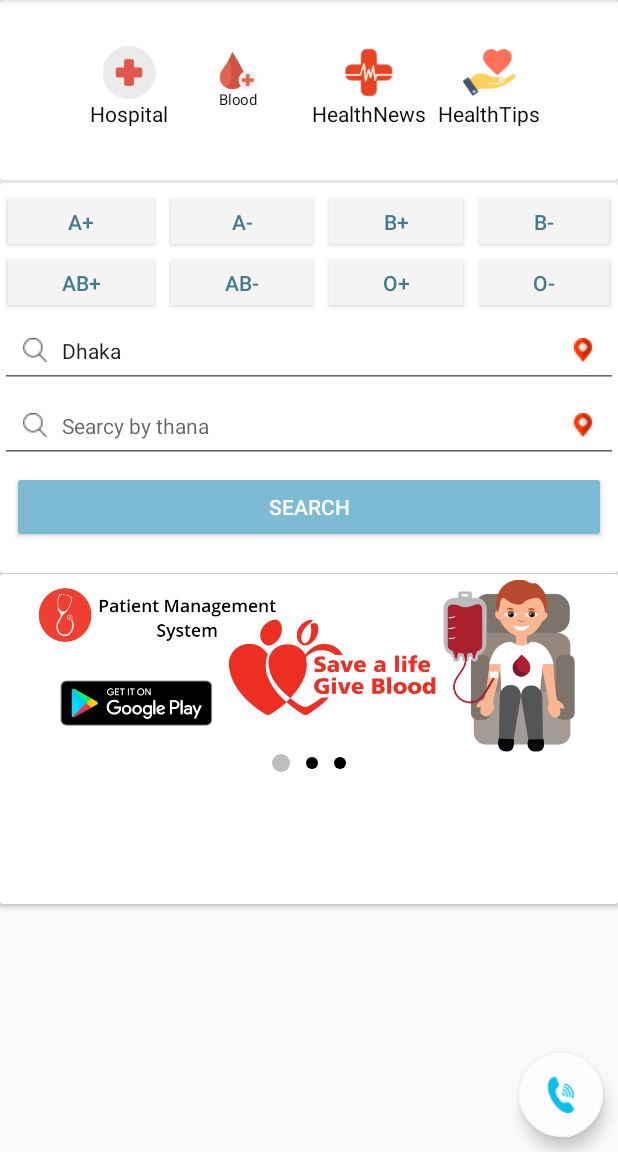
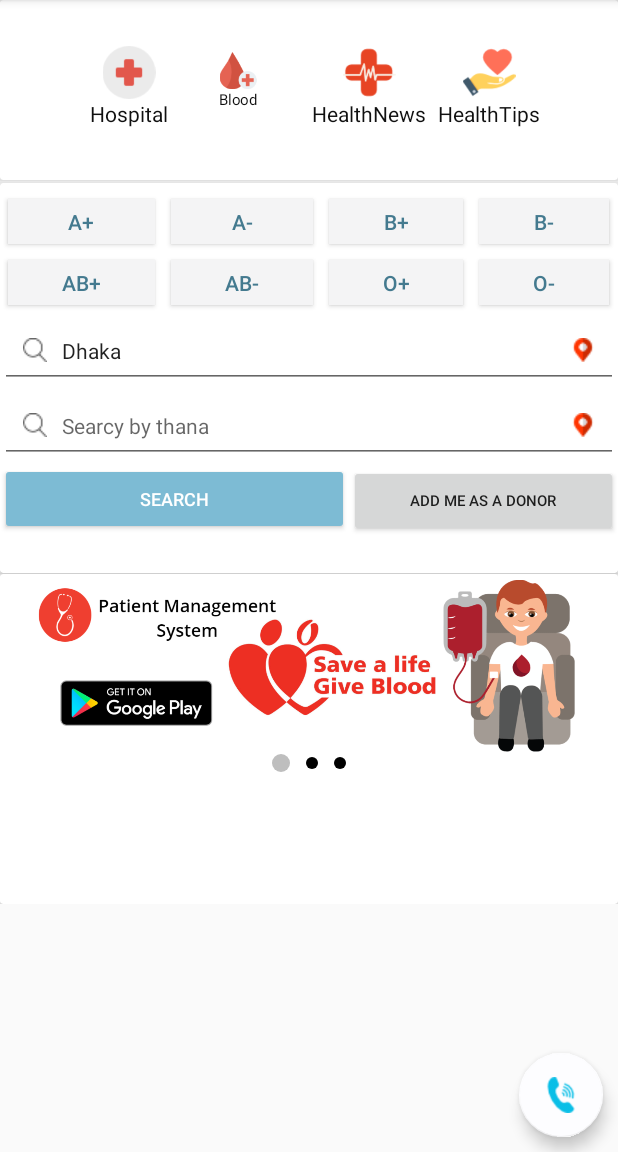
Before and after one commit to IshtiaqueRahmanTonmoy/iPMS, an Android app: the screen it shows after launch once a user with an empty profile is signed in (DashboardActivity), after a tap on "Blood", on a phone screen of 412 x 824 dp, the part 84-1236 px from its top. Run offline under Robolectric (Android 15) with nearby library versions, the light colour scheme and no system bars; our stand-ins replace Firebase (no records; nobody signed in at launch, a user with empty details on screens opened directly); libraries missing offline, so code that uses them is left out: com.firebase.client; Roboto replaces fonts that are not available here; 1 other tap on this screen came first.

Commit message:
new commit

```diff
--- a/src/main/java/patient/patientmanagement/pms/AppoinmentBooking.java
+++ b/src/main/java/patient/patientmanagement/pms/AppoinmentBooking.java
@@ -9,6 +9,7 @@ import android.os.Bundle;
 import android.util.Log;
 import android.view.Menu;
 import android.view.MenuItem;
+import android.widget.Button;
 import android.widget.TextView;
 
 import com.google.firebase.database.DataSnapshot;
@@ -21,6 +22,7 @@ import java.text.ParseException;
 import java.util.Calendar;
 import java.util.Date;
 import java.text.SimpleDateFormat;
+import java.util.Locale;
 
 import patient.patientmanagement.pms.adapter.ConfirmAdapter;
 import patient.patientmanagement.pms.adapter.ShadowTransformer;
@@ -30,7 +32,7 @@ public class AppoinmentBooking extends AppCompatActivity {
 
     ConfirmAdapter pagerAdapter;
     ShadowTransformer fragmentCardShadowTransformer;
-    TextView location,datetxt,time,name,shortdescription;
+    TextView location,datetxt,time,name,shortdescription,bookappoint;
     String currentime,newtime;
     String format,id,dateTime;
     String dates,month,year,monthformat,dayformat,serialNo,hosptialid,appoinmentTime,timeappoinment;
@@ -46,6 +48,7 @@ public class AppoinmentBooking extends AppCompatActivity {
     String fromonlydistrict,idvalrecondoctor,strDateFormat,strfullFormat,strDateFormats,names,description,speciality,education,idvalrecong,idvalrecongd;
     private String fromonlydistrictandhos;
     private String doctorlist;
+    private Button rightarrow,leftarrow;
 
     int District,DistrictAndHos,DistrictHosSpeciality;
 
@@ -101,6 +104,15 @@ public class AppoinmentBooking extends AppCompatActivity {
         time = (TextView) findViewById(R.id.time);
         name = (TextView) findViewById(R.id.name);
         shortdescription = (TextView) findViewById(R.id.short_description);
+        bookappoint = (TextView) findViewById(R.id.bookappoinment);
+
+        leftarrow = (Button) findViewById(R.id.leftArrow);
+        rightarrow = (Button) findViewById(R.id.rightArrow);
+
+        SimpleDateFormat parseFormat = new SimpleDateFormat("E MMMM dd,yyyy");
+        Date datev =new Date();
+        String s = parseFormat.format(datev);
+        bookappoint.setText(s);
 
         Bundle extras = getIntent().getExtras();
 
@@ -143,9 +155,6 @@ public class AppoinmentBooking extends AppCompatActivity {
             Log.d("idhosptial",fromonlydistrictandhos);
 
         }
-
-
-
     }
 
     @Override
--- a/src/main/java/patient/patientmanagement/pms/BloodDonorActivity.java
+++ b/src/main/java/patient/patientmanagement/pms/BloodDonorActivity.java
@@ -10,6 +10,8 @@ import android.support.annotation.NonNull;
 import android.support.v7.app.AppCompatActivity;
 import android.os.Bundle;
 import android.util.Log;
+import android.view.Menu;
+import android.view.MenuItem;
 import android.view.View;
 import android.widget.ArrayAdapter;
 import android.widget.Button;
@@ -214,6 +216,36 @@ public class BloodDonorActivity extends AppCompatActivity {
                 }
 
         });
+    }
+
+    @Override
+    public boolean onCreateOptionsMenu(Menu menu) {
+        // Inflate the menu; this adds items to the action bar if it is present.
+        getMenuInflater().inflate(R.menu.dashboard, menu);
+        return true;
+    }
+
+    @Override
+    public boolean onOptionsItemSelected(MenuItem item) {
+        // Handle action bar item clicks here. The action bar will
+        // automatically handle clicks on the Home/Up button, so long
+        // as you specify a parent activity in AndroidManifest.xml.
+
+        int id = item.getItemId();
+
+        //Toast.makeText(this, ""+idvalrecong, Toast.LENGTH_SHORT).show();
+
+        if(id == android.R.id.home){
+
+            Intent intent = new Intent(BloodDonorActivity.this,DashboardActivity.class);
+            intent.putExtra("district",district);
+            //intent.putExtra("hospital",hospital);
+            //intent.putExtra("doctorlist",doctorlist);
+            startActivity(intent);
+        }
+
+
+        return super.onOptionsItemSelected(item);
     }
 
     private void getDistrict() {
--- a/src/main/java/patient/patientmanagement/pms/DashboardActivity.java
+++ b/src/main/java/patient/patientmanagement/pms/DashboardActivity.java
@@ -12,6 +12,7 @@ import android.net.NetworkInfo;
 import android.net.Uri;
 import android.net.wifi.WifiManager;
 import android.os.Bundle;
+import android.provider.Settings;
 import android.support.constraint.ConstraintLayout;
 import android.support.design.widget.CoordinatorLayout;
 import android.support.design.widget.FloatingActionButton;
@@ -285,8 +286,11 @@ public class DashboardActivity extends AppCompatActivity
                         @Override
                         public void onClick(View view) {
                             showProcessDialog();
-                            WifiManager wifi = (WifiManager) getSystemService(Context.WIFI_SERVICE);
-                            wifi.setWifiEnabled(true);
+
+                            //WifiManager wifi = (WifiManager) getSystemService(Context.WIFI_SERVICE);
+                            //wifi.setWifiEnabled(true);
+
+                            startActivityForResult(new Intent(android.provider.Settings.ACTION_SETTINGS), 0);
 
                             mCardAdapter = new CardPagerAdapter(DashboardActivity.this);
                             mCardAdapter.addCardItem(new CardItem(R.string.title_1, R.string.text_1));
@@ -308,36 +312,6 @@ public class DashboardActivity extends AppCompatActivity
             textView.setTextColor(Color.YELLOW);
 
             snackbar.show();
-            /*
-            AlertDialog.Builder builder = new AlertDialog.Builder(
-                    DashboardActivity.this);
-            builder.setMessage("Internet Connection Required")
-                    .setCancelable(false)
-                    .setPositiveButton("Retry",
-                            new DialogInterface.OnClickListener() {
-                                public void onClick(
-                                        DialogInterface dialog,
-                                        int id) {
-
-                                    WifiManager wifi = (WifiManager) getSystemService(Context.WIFI_SERVICE);
-                                    wifi.setWifiEnabled(true);
-
-                                    showProcessDialog();
-                                    // Restart the activity
-                                    mCardAdapter = new CardPagerAdapter(DashboardActivity.this);
-                                    mCardAdapter.addCardItem(new CardItem(R.string.title_1, R.string.text_1));
-                                    mCardShadowTransformer = new ShadowTransformer(mViewPager, mCardAdapter);
-
-                                    mViewPager.setAdapter(mCardAdapter);
-                                    mViewPager.setPageTransformer(false, mCardShadowTransformer);
-                                    mViewPager.setOffscreenPageLimit(3);
-                                    progressDialog.dismiss();
-                                }
-
-                            });
-            AlertDialog alert = builder.create();
-            alert.show();
-            */
         }
     }
 
--- a/src/main/java/patient/patientmanagement/pms/adapter/CardPagerAdapterBlood.java
+++ b/src/main/java/patient/patientmanagement/pms/adapter/CardPagerAdapterBlood.java
@@ -50,7 +50,7 @@ public class CardPagerAdapterBlood extends PagerAdapter implements CardAdapter {
     DatabaseReference myRefThana = database.getReference("thana");
     Context context = null;
     EditText districtEditView;
-    Button btnSearch;
+    Button btnSearch,btnBloodDonor;
     AutoCompleteTextView thanaEditView;
     ArrayAdapter<String> adapterThana;
     Button btnBlood1;
@@ -127,6 +127,14 @@ public class CardPagerAdapterBlood extends PagerAdapter implements CardAdapter {
         thanaEditView = (AutoCompleteTextView) view.findViewById(R.id.et_thana);
         btnSearch = (Button) view.findViewById(R.id.btn_search);
 
+        btnBloodDonor = (Button) view.findViewById(R.id.bloodonor);
+        btnBloodDonor.setOnClickListener(new View.OnClickListener() {
+            @Override
+            public void onClick(View view) {
+                Intent intent = new Intent(view.getContext(),BloodDonorActivity.class);
+                view.getContext().startActivity(intent);
+            }
+        });
         districtEditView.setText("Dhaka");
 
         btnBlood1 = (Button) view.findViewById(R.id.bloodButton1);
@@ -137,6 +145,8 @@ public class CardPagerAdapterBlood extends PagerAdapter implements CardAdapter {
         btnBlood6 = (Button) view.findViewById(R.id.bloodButton6);
         btnBlood7 = (Button) view.findViewById(R.id.bloodButton7);
         btnBlood8 = (Button) view.findViewById(R.id.bloodButton8);
+
+
 
 
 
--- /dev/null
+++ b/src/main/res/drawable-xhdpi/ic_share.xml
@@ -0,0 +1,11 @@
+<?xml version="1.0" encoding="utf-8"?>
+<vector xmlns:android="http://schemas.android.com/apk/res/android"
+    android:width="473.932dp"
+    android:height="473.932dp"
+    android:viewportWidth="473.932"
+    android:viewportHeight="473.932">
+
+    <path
+        android:fillColor="#010002"
+        android:pathData="M385.513,301.214c-27.438,0-51.64,13.072-67.452,33.09l-146.66-75.002 c1.92-7.161,3.3-14.56,3.3-22.347c0-8.477-1.639-16.458-3.926-24.224l146.013-74.656c15.725,20.924,40.553,34.6,68.746,34.6 c47.758,0,86.391-38.633,86.391-86.348C471.926,38.655,433.292,0,385.535,0c-47.65,0-86.326,38.655-86.326,86.326 c0,7.809,1.381,15.229,3.322,22.412L155.892,183.74c-15.833-20.039-40.079-33.154-67.56-33.154 c-47.715,0-86.326,38.676-86.326,86.369s38.612,86.348,86.326,86.348c28.236,0,53.043-13.719,68.832-34.664l145.948,74.656 c-2.287,7.744-3.947,15.79-3.947,24.289c0,47.693,38.676,86.348,86.326,86.348c47.758,0,86.391-38.655,86.391-86.348 C471.904,339.848,433.271,301.214,385.513,301.214z" />
+</vector>
--- /dev/null
+++ b/src/main/res/drawable/ic_policy.xml
@@ -0,0 +1,17 @@
+<?xml version="1.0" encoding="utf-8"?>
+<vector xmlns:android="http://schemas.android.com/apk/res/android"
+    android:width="511.996dp"
+    android:height="511.996dp"
+    android:viewportWidth="511.996"
+    android:viewportHeight="511.996">
+
+    <path
+        android:fillColor="#000000"
+        android:pathData="M256.004,159.996c-17.641,0-32,14.359-32,32v32h64v-32C288.004,174.355,273.645,159.996,256.004,159.996z" />
+    <path
+        android:fillColor="#000000"
+        android:pathData="M461.832,3.145c-11.111-5.328-24.266-3.797-33.893,3.922c-39.982,32.141-111.951,32.125-151.873,0.016 c-11.719-9.438-28.406-9.422-40.125-0.016C195.975,39.207,123.975,39.191,84.068,7.082c-9.611-7.734-22.81-9.266-33.877-3.938 C39.086,8.457,32.008,19.691,32.008,32.004l-0.016,256c0,100.297,80.406,183.555,215.074,222.727 c2.922,0.844,5.922,1.266,8.939,1.266c3.014,0,6.016-0.422,8.938-1.266c134.67-39.172,215.061-122.414,215.061-222.727v-256 C480.004,19.691,472.941,8.457,461.832,3.145z M352.004,319.996c0,17.68-14.326,32-32,32h-128c-17.674,0-32-14.32-32-32v-64 c0-17.672,14.326-32,32-32v-32c0-35.281,28.703-64,64-64c35.297,0,64,28.719,64,64v32c17.674,0,32,14.328,32,32V319.996z" />
+    <path
+        android:fillColor="#000000"
+        android:pathData="M256.004,271.996c-8.836,0-16,7.164-16,16c0,8.844,7.164,16,16,16c8.836,0,16-7.156,16-16 C272.004,279.16,264.84,271.996,256.004,271.996z" />
+</vector>
--- a/src/main/res/layout/activity_appoinment_booking.xml
+++ b/src/main/res/layout/activity_appoinment_booking.xml
@@ -70,7 +70,7 @@
                     android:orientation="horizontal">
 
                     <Button
-                        android:id="@+id/rightArrow"
+                        android:id="@+id/leftArrow"
                         android:layout_width="0dip"
                         android:layout_height="match_parent"
                         android:layout_gravity="right"
@@ -101,7 +101,7 @@
 
 
                     <Button
-                        android:id="@+id/leftArrow"
+                        android:id="@+id/rightArrow"
                         android:layout_width="0dip"
                         android:layout_height="match_parent"
                         android:layout_gravity="left"
--- a/src/main/res/layout/adapter.xml
+++ b/src/main/res/layout/adapter.xml
@@ -65,6 +65,7 @@
                 android:layout_width="match_parent"
                 android:layout_height="wrap_content"
                 android:layout_marginTop="5dp"
+                android:textSize="12sp"
                 android:text="Search" />
         </LinearLayout>
 
--- a/src/main/res/layout/adapterblood.xml
+++ b/src/main/res/layout/adapterblood.xml
@@ -125,15 +125,30 @@
                     android:inputType="textPersonName"
                     android:padding="15dp" />
 
-                <Button
-                    android:id="@+id/btn_search"
-                    style="@style/ButtonStyle"
+                <LinearLayout xmlns:android="http://schemas.android.com/apk/res/android"
                     android:layout_width="match_parent"
-                    android:layout_height="wrap_content"
-                    android:layout_marginLeft="8dp"
-                    android:layout_marginRight="8dp"
-                    android:layout_marginTop="5dp"
-                    android:text="Search" />
+                    android:layout_height="match_parent"
+                    android:orientation="horizontal" >
+
+                    <Button
+                        android:layout_weight="1.3"
+                        android:id="@+id/btn_search"
+                        android:layout_width="0dp"
+                        style="@style/ButtonStyle"
+                        android:textSize="12sp"
+                        android:layout_height="wrap_content"
+                        android:text="Search" />
+
+                    <Button
+                        android:layout_weight="1"
+                        android:id="@+id/bloodonor"
+                        android:layout_width="0dp"
+                        android:textSize="10sp"
+                        android:layout_height="wrap_content"
+                        android:text="Add Me as a donor" />
+
+                </LinearLayout>
+
             </LinearLayout>
 
         </RelativeLayout>
--- a/src/main/res/layout/content_dashboard.xml
+++ b/src/main/res/layout/content_dashboard.xml
@@ -9,6 +9,10 @@
     tools:context=".DashboardActivity"
     tools:showIn="@layout/app_bar_dashboard">
 
+    <ScrollView
+        android:layout_width="match_parent"
+        android:layout_height="match_parent"
+        tools:context=".DashboardActivity">
    <LinearLayout
        android:layout_width="match_parent"
        android:layout_height="match_parent"
@@ -81,4 +85,5 @@
 
 
    </LinearLayout>
+    </ScrollView>
 </android.support.constraint.ConstraintLayout>
--- a/src/main/res/menu/activity_dashboard_drawer.xml
+++ b/src/main/res/menu/activity_dashboard_drawer.xml
@@ -37,11 +37,11 @@
                 android:title="About i-PMS" />
             <item
                 android:id="@+id/nav_privacypolicy"
-                android:icon="@drawable/ic_menu_send"
+                android:icon="@drawable/ic_policy"
                 android:title="Privacy policy" />
             <item
                 android:id="@+id/nav_share"
-                android:icon="@drawable/ic_menu_share"
+                android:icon="@drawable/ic_share"
                 android:title="Share" />
         </menu>
     </item>
```
